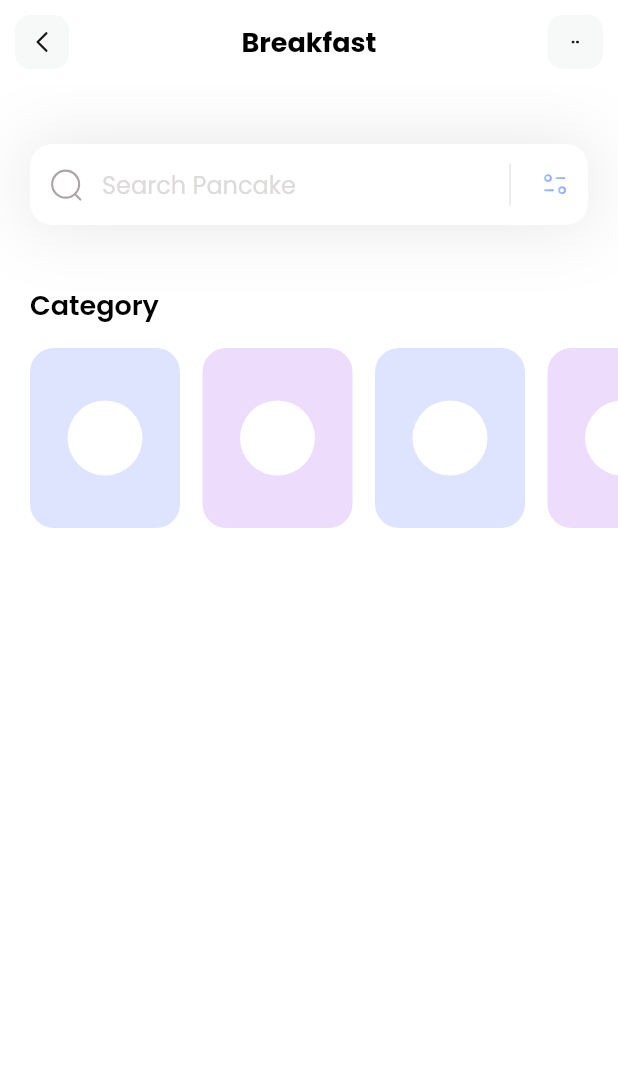
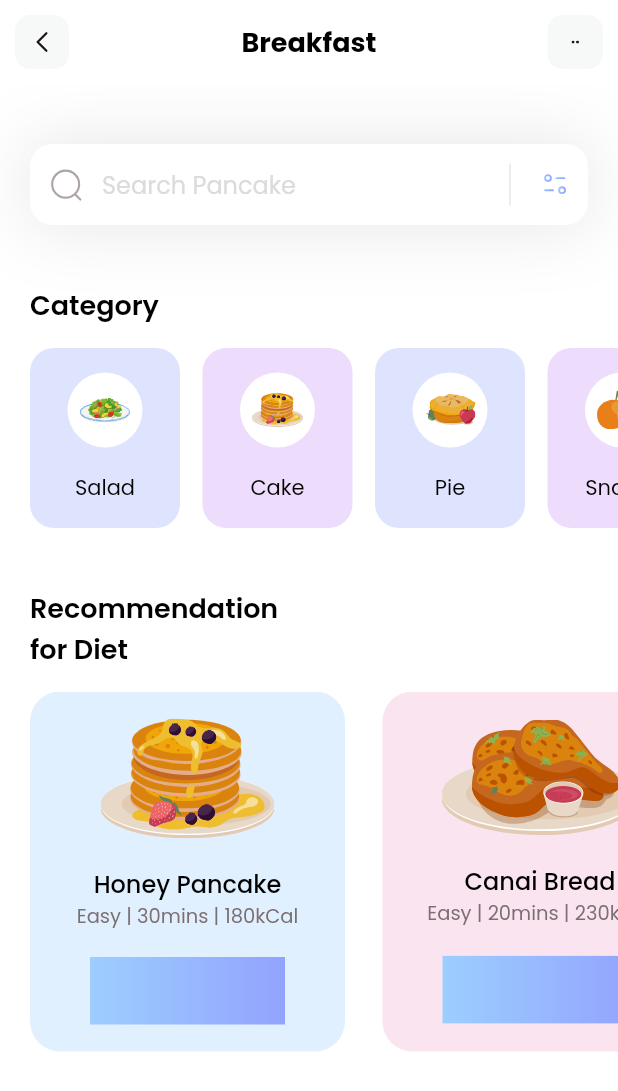
Before and after one commit to Badizawr/flutter_first_progect, a Flutter app: the screen it shows after launch, on a phone screen of 412 x 824 dp. Shown: the top 1091 px of the screen. Run offline on Flutter 3.47's test engine with Material 2 defaults, Android fonts, the phone set to English and light mode, and no system bars; our stand-ins replace flutter_svg.

Commit message:
make diet model

```diff
--- a/lib/models/category_model.dart
+++ b/lib/models/category_model.dart
@@ -16,22 +16,22 @@ class CategoryModel {
 
     categories.add(CategoryModel(
         name: 'Salad',
-        iconPath: 'assets/icons/plate',
+        iconPath: 'assets/icons/plate.svg',
         boxColor: Color(0xff92A3FD)));
 
     categories.add(CategoryModel(
-        name: 'Salad',
-        iconPath: 'assets/icons/plate',
+        name: 'Cake',
+        iconPath: 'assets/icons/pancakes.svg',
         boxColor: Color(0xffC58BF2)));
 
     categories.add(CategoryModel(
-        name: 'Salad',
-        iconPath: 'assets/icons/plate',
+        name: 'Pie',
+        iconPath: 'assets/icons/pie.svg',
         boxColor: Color(0xff92A3FD)));
 
     categories.add(CategoryModel(
-        name: 'Salad',
-        iconPath: 'assets/icons/plate',
+        name: 'Snacks',
+        iconPath: 'assets/icons/orange-snacks.svg',
         boxColor: Color(0xffC58BF2)));
 
     return categories;
--- /dev/null
+++ b/lib/models/diet_model.dart
@@ -0,0 +1,45 @@
+import 'package:flutter/material.dart';
+
+class DietModel {
+  String name;
+  String iconPath;
+  String level;
+  String duration;
+  String calorie;
+  Color boxColor;
+  bool viewIsSelected;
+
+  DietModel({
+    required this.name,
+    required this.iconPath,
+    required this.level,
+    required this.duration,
+    required this.calorie,
+    required this.boxColor,
+    required this.viewIsSelected,
+  });
+
+  static List<DietModel> getDietes() {
+    List<DietModel> diets = [];
+
+    diets.add(DietModel(
+        name: 'Honey Pancake',
+        iconPath: 'assets/icons/honey-pancakes.svg',
+        level: 'Easy',
+        duration: '30mins',
+        calorie: '180kCal',
+        viewIsSelected: true,
+        boxColor: Color(0xff9DCEFF)));
+
+    diets.add(DietModel(
+        name: 'Canai Bread',
+        iconPath: 'assets/icons/canai-bread.svg',
+        level: 'Easy',
+        duration: '20mins',
+        calorie: '230kCal',
+        viewIsSelected: false,
+        boxColor: Color(0xffEEA4CE)));
+
+    return diets;
+  }
+}
--- a/lib/pages/home.dart
+++ b/lib/pages/home.dart
@@ -1,5 +1,6 @@
 import 'package:flutter/material.dart';
 import 'package:flutter_application_1/models/category_model.dart';
+import 'package:flutter_application_1/models/diet_model.dart';
 import 'package:flutter_svg/flutter_svg.dart';
 
 class HomePage extends StatefulWidget {
@@ -11,24 +12,25 @@ class HomePage extends StatefulWidget {
 
 class _HomePageState extends State<HomePage> {
   List<CategoryModel> categories = [];
+  List<DietModel> diets = [];
 
-  void _getCategories() {
+  void _getIninitialInfo() {
     categories = CategoryModel.getCategories();
-  }
-
-  @override
-  void initState() {
-    _getCategories();
+    diets = DietModel.getDietes();
   }
 
   @override
   Widget build(BuildContext context) {
-    _getCategories();
+    _getIninitialInfo();
     return Scaffold(
       appBar: appBar(),
       backgroundColor: Colors.white,
       body: Column(crossAxisAlignment: CrossAxisAlignment.start, children: [
         _searchField(),
+        SizedBox(
+          height: 40,
+        ),
+        _categoriesSection(),
         SizedBox(
           height: 40,
         ),
@@ -38,11 +40,87 @@ class _HomePageState extends State<HomePage> {
             Padding(
               padding: const EdgeInsets.only(left: 20),
               child: Text(
-                'Category',
+                'Recommendation\nfor Diet',
                 style: TextStyle(
                     color: Colors.black,
                     fontSize: 18,
                     fontWeight: FontWeight.w600),
+              ),
+            ),
+            SizedBox(
+              height: 15,
+            ),
+            Container(
+              height: 240,
+              child: ListView.separated(
+                itemBuilder: (context, index) {
+                  return Container(
+                    width: 210,
+                    decoration: BoxDecoration(
+                        color: diets[index].boxColor.withOpacity(0.3),
+                        borderRadius: BorderRadius.circular(20)),
+                    child: Column(
+                        mainAxisAlignment: MainAxisAlignment.spaceEvenly,
+                        children: [
+                          SvgPicture.asset(diets[index].iconPath),
+                          Column(
+                            children: [
+                              Text(
+                                diets[index].name,
+                                style: TextStyle(
+                                    fontWeight: FontWeight.w500,
+                                    color: Colors.black,
+                                    fontSize: 16),
+                              ),
+                              Text(
+                                diets[index].level +
+                                    ' | ' +
+                                    diets[index].duration +
+                                    ' | ' +
+                                    diets[index].calorie,
+                                style: TextStyle(
+                                    color: Color(0xff7B6F72),
+                                    fontSize: 13,
+                                    fontWeight: FontWeight.w400),
+                              ),
+                            ],
+                          ),
+                          Container(
+                            height: 45,
+                            width: 130,
+                            decoration: BoxDecoration(
+                                gradient: LinearGradient(colors: [
+                              Color(0xff9DCEFF),
+                              Color(0xff92A3FD)
+                            ])),
+                          )
+                        ]),
+                  );
+                },
+                separatorBuilder: (context, index) => SizedBox(
+                  width: 25,
+                ),
+                itemCount: diets.length,
+                scrollDirection: Axis.horizontal,
+                padding: EdgeInsets.only(left: 20, right: 20),
+              ),
+            )
+          ],
+        )
+      ]),
+    );
+  }
+
+  Column _categoriesSection() {
+    return Column(
+      crossAxisAlignment: CrossAxisAlignment.start,
+      children: [
+        Padding(
+          padding: const EdgeInsets.only(left: 20),
+          child: Text(
+            'Category',
+            style: TextStyle(
+                color: Colors.black, fontSize: 18, fontWeight: FontWeight.w600),
           ),
         ),
         SizedBox(
@@ -64,14 +142,25 @@ class _HomePageState extends State<HomePage> {
                     color: categories[index].boxColor.withOpacity(0.3),
                     borderRadius: BorderRadius.circular(16)),
                 child: Column(
-                      mainAxisAlignment: MainAxisAlignment.center,
+                  mainAxisAlignment: MainAxisAlignment.spaceEvenly,
                   children: [
                     Container(
                       width: 50,
                       height: 50,
                       decoration: BoxDecoration(
                           color: Colors.white, shape: BoxShape.circle),
-                        )
+                      child: Padding(
+                        padding: const EdgeInsets.all(8.0),
+                        child: SvgPicture.asset(categories[index].iconPath),
+                      ),
+                    ),
+                    Text(
+                      categories[index].name,
+                      style: TextStyle(
+                          fontWeight: FontWeight.w400,
+                          color: Colors.black,
+                          fontSize: 14),
+                    ),
                   ],
                 ),
               );
@@ -79,8 +168,6 @@ class _HomePageState extends State<HomePage> {
           ),
         )
       ],
-        )
-      ]),
     );
   }
 
```
Lines whose indentation alone changed are shown as unchanged.
